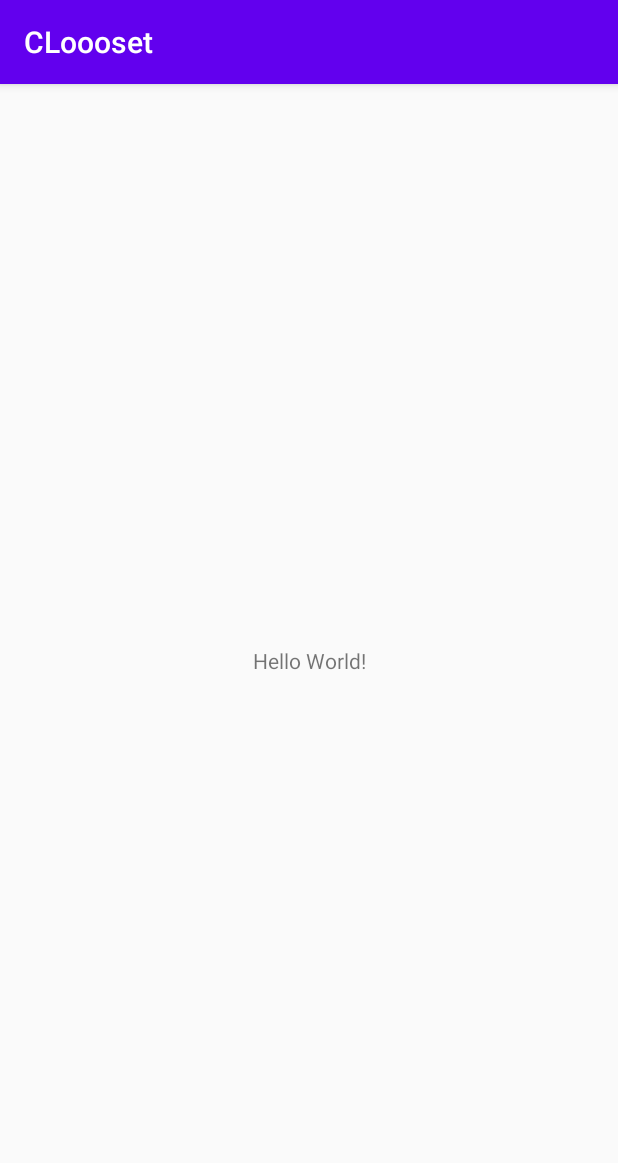
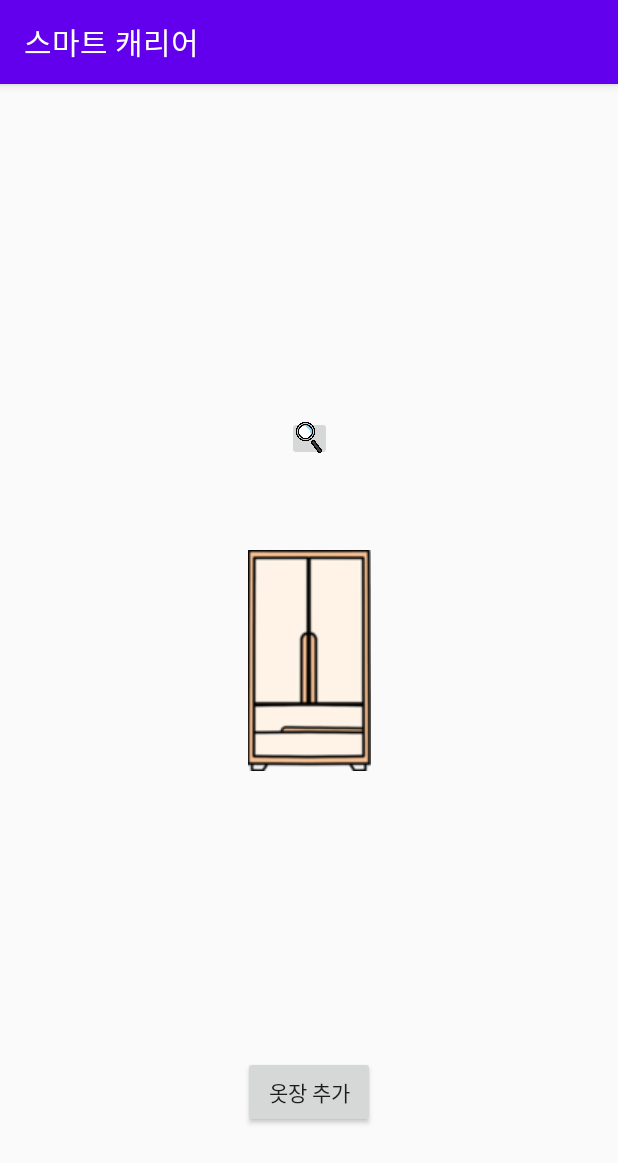
Before and after one commit to ljiho222/CLoooset, an Android app: the screen it shows after launch (MainActivity), on a phone screen of 412 x 824 dp. Shown: the top 1163 px of the screen. Run offline under Robolectric (Android 15) with nearby library versions, the phone set to English and light mode, and no system bars.

Commit message:
초기 액티비티 생성

```diff
--- a/app/src/main/AndroidManifest.xml
+++ b/app/src/main/AndroidManifest.xml
@@ -9,7 +9,8 @@
         android:roundIcon="@mipmap/ic_launcher_round"
         android:supportsRtl="true"
         android:theme="@style/AppTheme">
-        <activity android:name=".Style"></activity>
+        <activity android:name=".Add"></activity>
+        <activity android:name=".Style" />
         <activity android:name=".Search" />
         <activity android:name=".Closet" />
         <activity android:name=".MainActivity">
--- a/app/src/main/java/com/example/cloooset/MainActivity.java
+++ b/app/src/main/java/com/example/cloooset/MainActivity.java
@@ -2,13 +2,39 @@ package com.example.cloooset;
 
 import androidx.appcompat.app.AppCompatActivity;
 
+import android.content.Intent;
 import android.os.Bundle;
+import android.view.View;
+import android.widget.Button;
+import android.widget.ImageButton;
 
 public class MainActivity extends AppCompatActivity {
+
+    private Button btn_add;
+    private ImageButton btn_closet;
 
     @Override
     protected void onCreate(Bundle savedInstanceState) {
         super.onCreate(savedInstanceState);
         setContentView(R.layout.activity_main);
+
+        btn_closet = findViewById(R.id.btn_closet);
+        btn_closet.setOnClickListener(new View.OnClickListener() {
+            @Override
+            public void onClick(View v) {
+                Intent intent = new Intent(MainActivity.this, Closet.class);
+                startActivity(intent); // 옷장 추가 인텐트
+            }
+        });
+
+        btn_add = findViewById(R.id.btn_add);
+        btn_add.setOnClickListener(new View.OnClickListener() {
+            @Override
+            public void onClick(View v) {
+                Intent intent = new Intent(MainActivity.this, Add.class);
+                startActivity(intent); // 옷장 추가 인텐트
+            }
+        });
+
     }
 }
--- a/app/src/main/res/layout/activity_main.xml
+++ b/app/src/main/res/layout/activity_main.xml
@@ -6,13 +6,41 @@
     android:layout_height="match_parent"
     tools:context=".MainActivity">
 
-    <TextView
-        android:layout_width="wrap_content"
-        android:layout_height="wrap_content"
-        android:text="Hello World!"
+    <ImageButton
+        android:id="@+id/btn_search"
+        android:layout_width="30dp"
+        android:layout_height="30dp"
+        android:padding="0sp"
+        android:scaleType="fitXY"
+        android:src="@drawable/search"
         app:layout_constraintBottom_toBottomOf="parent"
         app:layout_constraintLeft_toLeftOf="parent"
         app:layout_constraintRight_toRightOf="parent"
-        app:layout_constraintTop_toTopOf="parent" />
+        app:layout_constraintTop_toTopOf="parent"
+        app:layout_constraintVertical_bias="0.3" />
+
+    <Button
+        android:id="@+id/btn_add"
+        android:layout_width="wrap_content"
+        android:layout_height="wrap_content"
+        android:text="옷장 추가"
+        app:layout_constraintBottom_toBottomOf="parent"
+        app:layout_constraintHorizontal_bias="0.5"
+        app:layout_constraintLeft_toLeftOf="parent"
+        app:layout_constraintRight_toRightOf="parent"
+        app:layout_constraintTop_toTopOf="parent"
+        app:layout_constraintVertical_bias="0.9" />
+
+    <ImageButton
+        android:id="@+id/btn_closet"
+        android:layout_width="wrap_content"
+        android:layout_height="wrap_content"
+        app:layout_constraintBottom_toBottomOf="parent"
+        app:layout_constraintLeft_toLeftOf="parent"
+        android:src="@drawable/start_closet"
+        app:layout_constraintRight_toRightOf="parent"
+        app:layout_constraintTop_toTopOf="parent"
+        android:padding="0sp"
+        />
 
 </androidx.constraintlayout.widget.ConstraintLayout>
--- a/app/src/main/res/values/strings.xml
+++ b/app/src/main/res/values/strings.xml
@@ -1,3 +1,3 @@
 <resources>
-    <string name="app_name">CLoooset</string>
+    <string name="app_name">스마트 캐리어</string>
 </resources>
```
Also changed, not shown: app/src/main/java/com/example/cloooset/Add.java (added, +14 -0 lines), app/src/main/res/layout/activity_add.xml (added, +17 -0 lines), app/src/main/res/drawable-v24/search.png (added), app/src/main/res/drawable-v24/start_closet.png (added).
